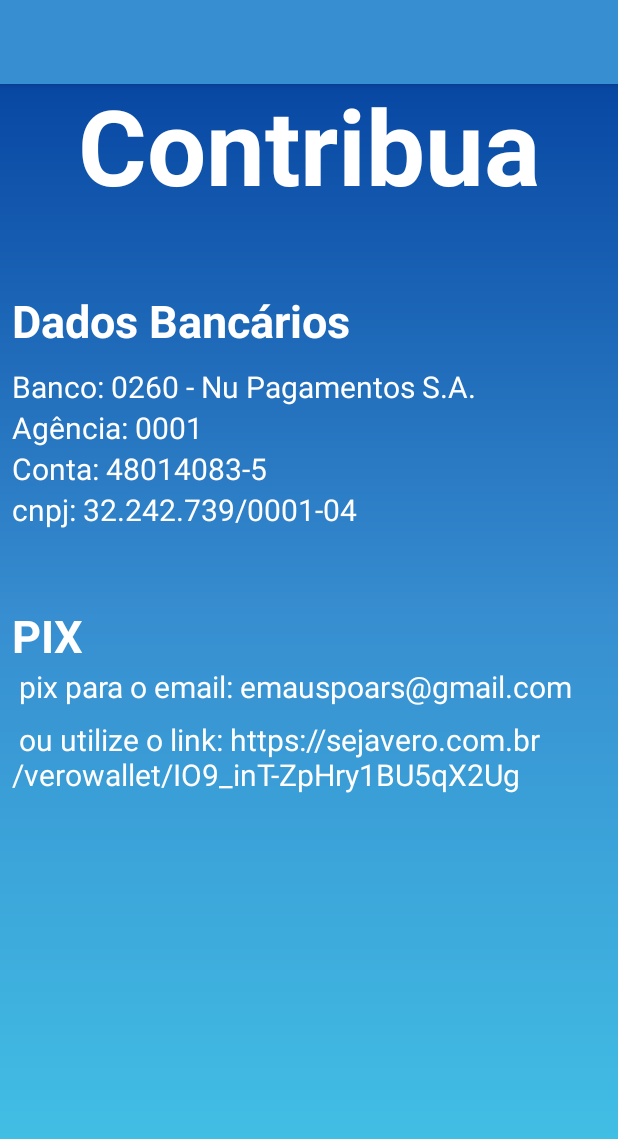
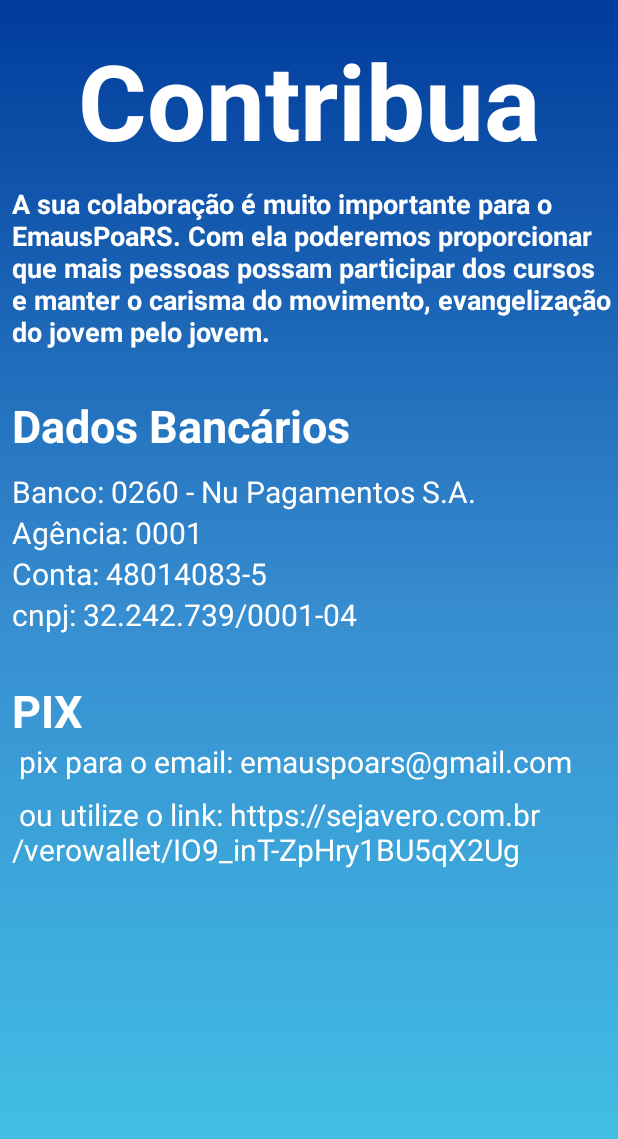
Before and after one commit to karlaficagna/EmausPoaRs, an Android app: the layout fragment_contribua.xml on its own in the app's theme, with its tools: preview values and no code run, on a phone screen of 412 x 824 dp. Shown: the top 1139 px of the screen. Run offline under Robolectric (Android 15) with nearby library versions, the phone set to English and light mode, and no system bars.

Commit message:
AppEmausPoaRS_transf_activ_fragments

```diff
--- a/app/src/main/java/com/ficagna/emausPoaRs/ui/fragments/HomeFragment.kt
+++ b/app/src/main/java/com/ficagna/emausPoaRs/ui/fragments/HomeFragment.kt
@@ -37,7 +37,7 @@
         }
         binding.button2.setOnClickListener {
             it.hideKeyboard()
-            findNavController().navigate(R.id.action_homeFragment_to_calendarActivity)
+            findNavController().navigate(R.id.action_homeFragment_to_calendarFragment)
         }
         binding.button3.setOnClickListener {
             it.hideKeyboard()
--- a/app/src/main/res/layout/activity_calendar.xml
+++ b/app/src/main/res/layout/fragment_calendar.xml
@@ -1,5 +1,5 @@
 <?xml version="1.0" encoding="utf-8"?>
-<!--suppress ALL -->
+
 <androidx.constraintlayout.widget.ConstraintLayout xmlns:android="http://schemas.android.com/apk/res/android"
     xmlns:app="http://schemas.android.com/apk/res-auto"
     xmlns:tools="http://schemas.android.com/tools"
@@ -8,7 +8,7 @@
     android:background="@drawable/background"
     android:orientation="vertical"
     android:scrollbars="vertical"
-    tools:context=".ui.activitys.CalendarActivity">
+    tools:context=".ui.fragments.CalendarFragment">
 
     <CalendarView
         android:id="@+id/dateDisplay"
--- a/app/src/main/res/layout/activity_contribua.xml
+++ b/app/src/main/res/layout/fragment_contribua.xml
@@ -7,7 +7,7 @@
     android:layout_height="match_parent"
     android:orientation="vertical"
     android:background="@drawable/background"
-    tools:context=".ui.activitys.ContribuaActivity">
+    tools:context=".ui.fragments.ContribuaFragment">
 
         <TextView
             android:id="@+id/contribua"
@@ -15,7 +15,7 @@
             android:layout_height="wrap_content"
             android:gravity="center"
             android:text="Contribua"
-            android:layout_marginTop="50dp"
+            android:layout_marginTop="20dp"
             android:textColor="@color/white"
             android:textSize="70sp"
             android:textStyle="bold"
@@ -23,11 +23,28 @@
             app:layout_constraintTop_toTopOf="parent" />
 
     <TextView
+        android:id="@+id/textContribua"
+        android:layout_width="match_parent"
+        android:layout_height="wrap_content"
+        android:text="@string/texto_contribuicao"
+        android:layout_marginTop="10dp"
+        android:layout_marginLeft="8dp"
+        android:textColor="@color/white"
+        android:textSize="18sp"
+        android:textStyle="bold"
+        android:gravity="left"
+        app:layout_constraintEnd_toEndOf="parent"
+        app:layout_constraintStart_toStartOf="parent"
+        app:layout_constraintTop_toBottomOf="@+id/contribua"
+        tools:ignore="NotSibling" />
+
+
+    <TextView
         android:id="@+id/dadosBancarios"
         android:layout_width="match_parent"
         android:layout_height="wrap_content"
         android:text="Dados Bancários"
-        android:layout_marginTop="50dp"
+        android:layout_marginTop="30dp"
         android:layout_marginLeft="8dp"
         android:textColor="@color/white"
         android:textSize="30sp"
@@ -35,7 +52,7 @@
         android:gravity="left"
         app:layout_constraintEnd_toEndOf="parent"
         app:layout_constraintStart_toStartOf="parent"
-        app:layout_constraintTop_toBottomOf="@+id/contribua"
+        app:layout_constraintTop_toBottomOf="@+id/textContribua"
         tools:ignore="NotSibling" />
 
     <TextView
@@ -96,7 +113,7 @@
         android:layout_width="match_parent"
         android:layout_height="wrap_content"
         android:text="PIX"
-        android:layout_marginTop="50dp"
+        android:layout_marginTop="30dp"
         android:layout_marginLeft="8dp"
         android:textColor="@color/white"
         android:textSize="30sp"
@@ -131,18 +148,4 @@
         app:layout_constraintEnd_toEndOf="parent"
         app:layout_constraintStart_toStartOf="parent"
         app:layout_constraintTop_toBottomOf="@+id/pixCnpj"/>
-
-    <com.google.android.material.appbar.AppBarLayout
-        android:id="@+id/appBarEvent"
-        android:layout_width="match_parent"
-        android:layout_height="wrap_content"
-        android:theme="@style/ThemeOverlay.AppCompat.ActionBar">
-
-        <androidx.appcompat.widget.Toolbar
-            android:id="@+id/toolbarEvent"
-            android:layout_width="match_parent"
-            android:layout_height="wrap_content"
-            android:background="@color/azul"
-            app:popupTheme="@style/ThemeOverlay.AppCompat.ActionBar" />
-    </com.google.android.material.appbar.AppBarLayout>
     </androidx.constraintlayout.widget.ConstraintLayout>
--- a/app/src/main/res/layout/activity_form_calendar.xml
+++ b/app/src/main/res/layout/fragment_form_calendar.xml
@@ -5,7 +5,7 @@
     xmlns:tools="http://schemas.android.com/tools"
     android:layout_width="match_parent"
     android:layout_height="match_parent"
-    tools:context=".ui.activitys.FormCalendarActivity">
+    tools:context=".ui.fragments.FormCalendarFragment">
 
 
     <LinearLayout
--- a/app/src/main/res/layout/activity_redes_sociais.xml
+++ b/app/src/main/res/layout/fragment_redes_sociais.xml
@@ -8,8 +8,7 @@
     android:background="@drawable/background"
     android:orientation="vertical"
     android:padding="32dp"
-    tools:context=".ui.activitys.RedesSociaisActivity">
-
+    tools:context=".ui.fragments.RedesSociaisFragment">
 
     <androidx.constraintlayout.widget.ConstraintLayout
         android:layout_width="match_parent"
@@ -130,5 +129,4 @@
             app:layout_constraintTop_toTopOf="parent" />
 
     </androidx.constraintlayout.widget.ConstraintLayout>
-
 </LinearLayout>
--- a/app/src/main/res/values/strings.xml
+++ b/app/src/main/res/values/strings.xml
@@ -54,4 +54,5 @@
     <string name="Músicas">Músicas</string>
     <string name="Orações">Orações</string>
     <string name="title_dynamicfeature">Module Title</string>
+    <string name="texto_contribuicao">A sua colaboração é muito importante para o EmausPoaRS. Com ela poderemos proporcionar que mais pessoas possam participar dos cursos e manter o carisma do movimento, evangelização do jovem pelo jovem.</string>
 </resources>
```
Also changed, not shown: app/src/main/AndroidManifest.xml (+0 -28 lines), app/src/main/java/com/ficagna/emausPoaRs/ui/activitys/ContribuaActivity.kt (deleted, +0 -29 lines), app/src/main/java/com/ficagna/emausPoaRs/ui/fragments/CalendarFragment.kt (renamed from app/src/main/java/com/ficagna/emausPoaRs/ui/activitys/CalendarActivity.kt, +18 -21 lines), app/src/main/java/com/ficagna/emausPoaRs/ui/fragments/ContribuaFragment.kt (added, +42 -0 lines), app/src/main/java/com/ficagna/emausPoaRs/ui/fragments/FormCalendarFragment.kt (renamed from app/src/main/java/com/ficagna/emausPoaRs/ui/activitys/FormCalendarActivity.kt, +30 -12 lines), app/src/main/java/com/ficagna/emausPoaRs/ui/fragments/RedesSociaisFragment.kt (renamed from app/src/main/java/com/ficagna/emausPoaRs/ui/activitys/RedesSociaisActivity.kt, +22 -16 lines), app/src/main/res/navigation/main_graph.xml (+14 -14 lines).
